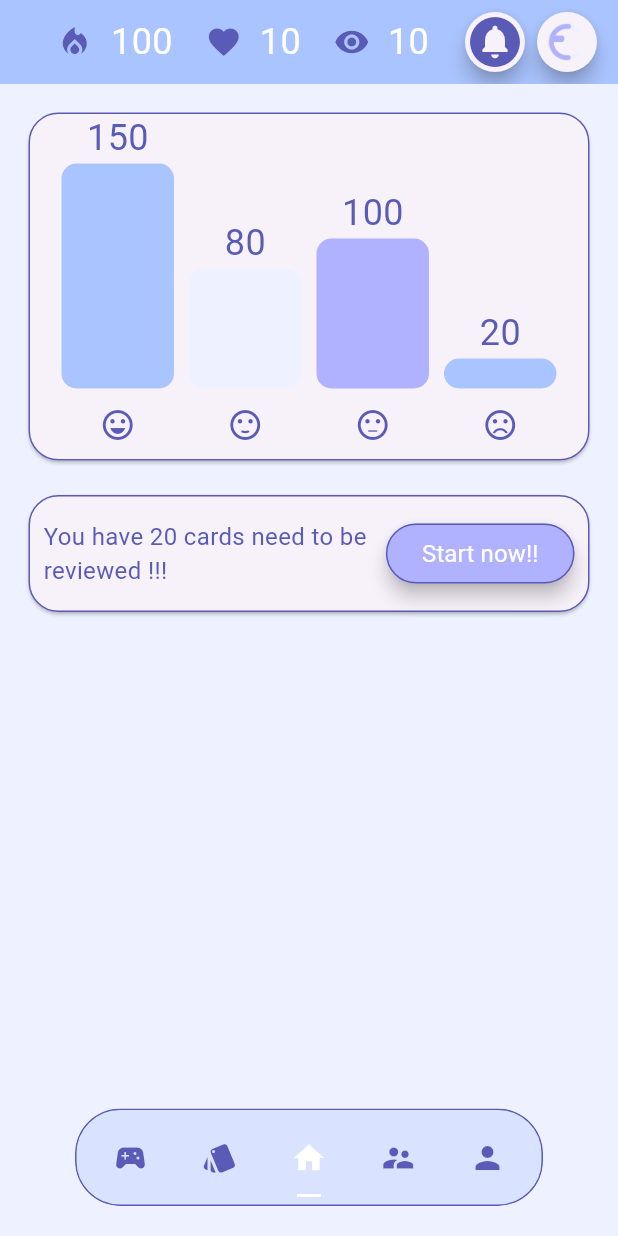
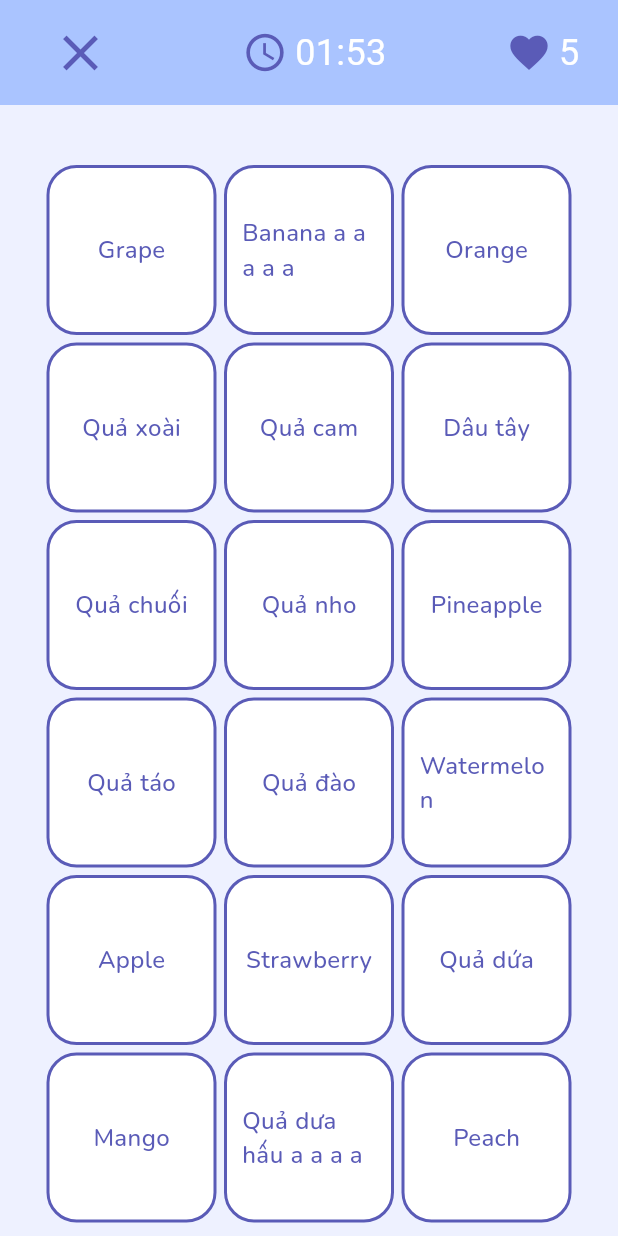
Before and after one commit to DTDungg/Mobile_FlashCard, a Flutter app: the screen it shows after launch, on a phone screen of 412 x 824 dp. Run offline on Flutter 3.47's test engine with Material 3 defaults, Android fonts, the phone set to English and light mode, and no system bars; drawn by our look-alikes of crystal_navigation_bar; our stand-ins replace get, google_fonts; missing offline and left inert: flutter_flip_card.

Commit message:
can play game

```diff
--- a/lib/main.dart
+++ b/lib/main.dart
@@ -1,5 +1,6 @@
 import 'package:flutter/material.dart';
 import 'package:mobile_flash_card/screen/home_screen.dart';
+import 'package:mobile_flash_card/screen/play_screen.dart';
 import 'package:mobile_flash_card/utils/define.dart';
 import 'package:get/get.dart';
 
@@ -8,5 +9,5 @@ void main() {
       theme: ThemeData(
           inputDecorationTheme:
               const InputDecorationTheme(suffixIconColor: Define.strongPurple)),
-      home: const HomeScreen()));
+      home: PlayScreen()));
 }
--- /dev/null
+++ b/lib/screen/play_screen.dart
@@ -0,0 +1,160 @@
+import 'package:flutter/material.dart';
+import 'package:mobile_flash_card/utils/app_bar_game.dart';
+import 'package:mobile_flash_card/utils/define.dart';
+import 'package:get/get.dart';
+import 'package:google_fonts/google_fonts.dart';
+
+import '../controller/heart_controller.dart';
+import '../controller/time_controller.dart';
+
+class PlayScreen extends StatefulWidget {
+  PlayScreen({super.key});
+
+  @override
+  State<StatefulWidget> createState() => PlayState();
+}
+
+class PlayState extends State<PlayScreen> {
+  final List<Map<String, String>> allPairs = [
+    {"word": "Apple", "meaning": "Quả táo"},
+    {"word": "Orange", "meaning": "Quả cam"},
+    {"word": "Banana a a a a a", "meaning": "Quả chuối"},
+    {"word": "Grape", "meaning": "Quả nho"},
+    {"word": "Pineapple", "meaning": "Quả dứa"},
+    {"word": "Watermelon", "meaning": "Quả dưa hấu a a a a"},
+    {"word": "Strawberry", "meaning": "Dâu tây"},
+    {"word": "Mango", "meaning": "Quả xoài"},
+    {"word": "Peach", "meaning": "Quả đào"},
+  ];
+
+  int? firstSelectedIndex;
+  int? secondSelectedIndex;
+
+  final TimeController timeController = Get.put(TimeController());
+  final HeartController heartController = Get.put(HeartController());
+
+  late List<String?> gridItems; // Lưới hiển thị từ và nghĩa
+  List<int> selectedIndexes = []; // Các chỉ số ô đã chọn
+
+  @override
+  void initState() {
+    super.initState();
+
+    // Khởi tạo lưới với 20 ô trống
+    gridItems = List.filled(18, null);
+
+    // Thêm từ và nghĩa vào lưới
+    for (int i = 0; i < allPairs.length; i++) {
+      gridItems[i * 2] = allPairs[i]["word"]; // Từ tiếng Anh
+      gridItems[i * 2 + 1] = allPairs[i]["meaning"]; // Nghĩa tiếng Việt
+    }
+
+    // Trộn ngẫu nhiên danh sách
+    gridItems.shuffle();
+  }
+
+  @override
+  Widget build(BuildContext context) {
+    timeController.startTimer();
+    return Scaffold(
+      backgroundColor: Define.lightBlue,
+      body: SingleChildScrollView(
+        child: Column(children: [
+          AppBarGame(
+              isGaming: true,
+              heartController: heartController,
+              timeController: timeController),
+          SizedBox(height: 30),
+          SizedBox(
+            width: 370,
+            height: 750,
+            child: GridView.builder(
+              gridDelegate: SliverGridDelegateWithFixedCrossAxisCount(
+                crossAxisCount: 3,
+                crossAxisSpacing: 5,
+                mainAxisSpacing: 5,
+              ),
+              padding: const EdgeInsets.all(10),
+              itemCount: gridItems.length,
+              itemBuilder: (BuildContext context, int index) {
+                return GestureDetector(
+                  onTap: () => handleTap(index),
+                  child: Container(
+                    padding: EdgeInsets.all(10),
+                      decoration: BoxDecoration(
+                          color: gridItems[index] == null
+                              ? Define.lightBlue
+                              : Colors.white,
+                          borderRadius: BorderRadius.circular(20),
+                          border: Border.all(
+                              //color: selectedIndexes.contains(index) ? (selectedIndexes.length == 2 && !_isMatchingPair(selectedIndexes[0], selectedIndexes[1]) ? Define.lightBlue : Colors.green) : Define.strongPurple,
+                              color: gridItems[index] == null
+                                  ? Define.lightBlue
+                                  : selectedIndexes.contains(index)
+                                      ? Colors.green
+                                      : Define.strongPurple,
+                              width: 2)),
+                      child: Center(
+                        child: Text(
+                          gridItems[index] ?? "",
+                          style: GoogleFonts.nunito(
+                              color: Define.strongPurple,
+                              fontWeight: FontWeight.w500,
+                              fontSize: 16),
+                        ),
+                      )),
+                );
+              },
+            ),
+          ),
+        ]),
+      ),
+    );
+  }
+
+  void handleTap(int index) {
+    // Nếu ô đã chọn không có giá trị, thoát
+    if (gridItems[index] == null) return;
+
+    setState(() {
+      selectedIndexes.add(index);
+
+      // Nếu đã chọn đủ 2 ô
+      if (selectedIndexes.length == 2) {
+        int firstIndex = selectedIndexes[0];
+        int secondIndex = selectedIndexes[1];
+
+        // Nếu cặp đúng (từ và nghĩa khớp)
+        if (_isMatchingPair(firstIndex, secondIndex)) {
+          gridItems[firstIndex] = null; // Xóa từ
+          gridItems[secondIndex] = null; // Xóa nghĩa
+        } else {
+          heartController.minus();
+        }
+
+        // Đặt lại chỉ số chọn sau 1 giây
+        Future.delayed(const Duration(milliseconds: 500), () {
+          setState(() {
+            selectedIndexes.clear();
+          });
+        });
+      }
+    });
+  }
+
+  bool _isMatchingPair(int index1, int index2) {
+    String? value1 = gridItems[index1];
+    String? value2 = gridItems[index2];
+
+    if (value1 == null || value2 == null) return false;
+
+    // Kiểm tra nếu cặp đúng
+    for (var pair in allPairs) {
+      if ((pair["word"] == value1 && pair["meaning"] == value2) ||
+          (pair["word"] == value2 && pair["meaning"] == value1)) {
+        return true;
+      }
+    }
+    return false;
+  }
+}
--- a/lib/utils/app_bar_game.dart
+++ b/lib/utils/app_bar_game.dart
@@ -1,5 +1,6 @@
 import 'package:flutter/material.dart';
 import 'package:mobile_flash_card/controller/heart_controller.dart';
+import 'package:mobile_flash_card/screen/game_screen.dart';
 import 'package:mobile_flash_card/utils/define.dart';
 import 'package:google_fonts/google_fonts.dart';
 import 'package:get/get.dart';
@@ -33,7 +34,7 @@ class AppBarGame extends StatelessWidget {
         children: [
           isGaming
               ? IconButton(
-                  onPressed: () {},
+                  onPressed: () {Get.to(GameScreen());timeController.pauseTimer();},
                   icon: const Icon(
                     Icons.close,
                     color: Define.strongPurple,
--- a/lib/utils/simple_deck.dart
+++ b/lib/utils/simple_deck.dart
@@ -1,7 +1,8 @@
 import 'package:flutter/material.dart';
+import 'package:mobile_flash_card/screen/play_screen.dart';
 import 'package:mobile_flash_card/utils/define.dart';
 import 'package:google_fonts/google_fonts.dart';
-
+import 'package:get/get.dart';
 
 class SimpleDeck extends StatelessWidget{
   final String name;
@@ -13,6 +14,8 @@ class SimpleDeck extends StatelessWidget{
   Widget build(BuildContext context) {
     return Padding(
       padding: const EdgeInsets.all(5),
+      child: GestureDetector(
+        onTap: (){Get.to(PlayScreen());},
         child: Container(
           width: 300,
           decoration: BoxDecoration(
@@ -58,6 +61,8 @@ class SimpleDeck extends StatelessWidget{
                 ),
             ),
           ),
+        ),
+
     );
   }
 
```
Lines whose indentation alone changed are shown as unchanged.
